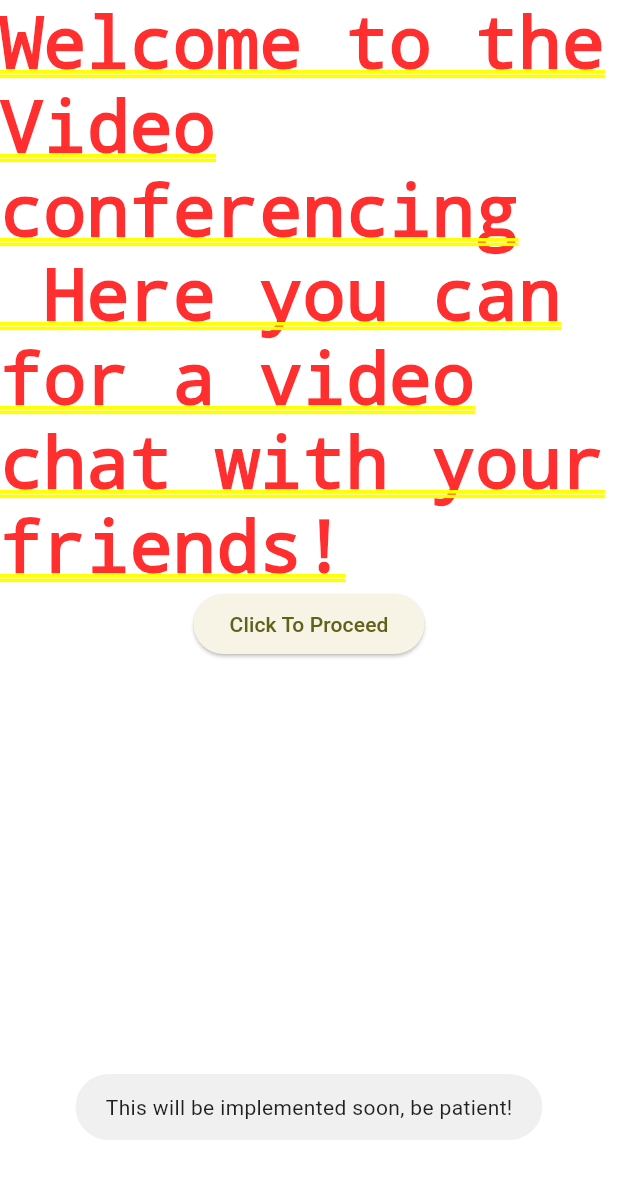
After one commit to mwichabe/Antonios_Sports_Lounge, a Flutter app: the screen it shows once a user with an empty profile is signed in, item 2 of the bottom bar chosen, after a tap on the "video call" icon, after a tap on "Click To Proceed", on a phone screen of 412 x 824 dp. The commit adds this screen. Shown: the top 1179 px of the screen. Run offline on Flutter 3.47's test engine with Material 3 defaults, Android fonts, the phone set to English and light mode, and no system bars; our stand-ins replace cached_network_image, cloud_firestore, firebase_auth, firebase_core, firebase_messaging, firebase_storage and 4 more; accounts and stored records are empty.

Commit message:
Latest Update

```diff
--- a/lib/screens/home/homePages/Home.dart
+++ b/lib/screens/home/homePages/Home.dart
@@ -1,5 +1,6 @@
 import 'package:antonios/Drawer/navigationDrawer.dart';
 import 'package:antonios/constants/color.dart';
+import 'package:antonios/screens/home/homePages/videoConference/videoConferenceScreen.dart';
 import 'package:cloud_firestore/cloud_firestore.dart';
 import 'package:firebase_auth/firebase_auth.dart';
 import 'package:flutter/cupertino.dart';
@@ -10,6 +11,7 @@ import '../friendRequest/friendRequest.dart';
 import '../members/members.dart';
 import 'AntoniosHome.dart';
 import 'chat/chat.dart';
+
 class Home extends StatefulWidget {
   const Home({super.key});
 
@@ -23,7 +25,7 @@ class _HomeState extends State<Home> {
   final currentUserId = FirebaseAuth.instance.currentUser!.uid;
   String groupChatId = '';
   MessageChat? _message;
-  static bool _isLoading= false;
+  static bool _isLoading = false;
   int _selectedIndex = 0;
   static final List<Widget> _widgetOptions = <Widget>[
     // pages
@@ -31,7 +33,6 @@ class _HomeState extends State<Home> {
     const Chat(),
     const Members(),
     const FriendRequest()
-
   ];
   final User? currentUser = FirebaseAuth.instance.currentUser;
   @override
@@ -50,11 +51,13 @@ class _HomeState extends State<Home> {
       });
     });
   }
+
   void _onItemTapped(int index) {
     setState(() {
       _selectedIndex = index;
     });
   }
+
   @override
   Widget build(BuildContext context) {
     return WillPopScope(
@@ -94,6 +97,16 @@ class _HomeState extends State<Home> {
           title: const SingleChildScrollView(
               scrollDirection: Axis.horizontal,
               child: Text('Antonios Sports Lounge')),
+          actions: [
+            IconButton(
+                onPressed: () {
+                  Navigator.pushReplacement(
+                      context,
+                      MaterialPageRoute(
+                          builder: (context) => const VideoConferenceScreen()));
+                },
+                icon: const Icon(Icons.video_call))
+          ],
         ),
         drawer: const NavigationDrawer_(),
         body: IndexedStack(
@@ -108,7 +121,7 @@ class _HomeState extends State<Home> {
           showUnselectedLabels: false,
           backgroundColor: Colors.white,
           selectedItemColor: AppColor.themeColor,
-          items:  <BottomNavigationBarItem>[
+          items: <BottomNavigationBarItem>[
             const BottomNavigationBarItem(
               icon: Icon(Icons.home),
               label: 'Home',
--- /dev/null
+++ b/lib/screens/home/homePages/videoConference/videoConferenceScreen.dart
@@ -0,0 +1,24 @@
+import 'package:flutter/material.dart';
+import 'package:fluttertoast/fluttertoast.dart';
+
+class VideoConferenceScreen extends StatelessWidget {
+  const VideoConferenceScreen({super.key});
+
+  @override
+  Widget build(BuildContext context) {
+    return Center(
+      child: Column(
+        children: [
+          const Text(
+              'Welcome to the Video conferencing \n Here you can for a video chat with your friends!'),
+          ElevatedButton(
+              onPressed: () {
+                Fluttertoast.showToast(
+                    msg: 'This will be implemented soon, be patient!');
+              },
+              child: const Text('Click To Proceed')),
+        ],
+      ),
+    );
+  }
+}
```
Also changed, not shown: lib/screens/home/homePages/chat/chatPage.dart (+8 -9 lines), lib/screens/home/homePages/chat/videoCall.dart (deleted, +0 -46 lines), 1 other file.
